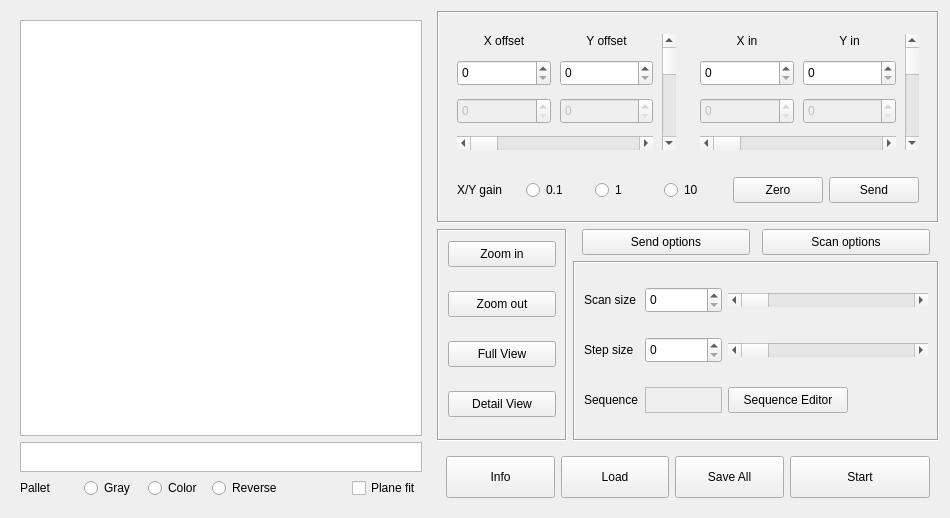
This is pyqt5 STM software/ui/Scan.ui in freestylexyz/STM-pyqt5-software as Qt 5 draws it before an edit. The edited form follows.
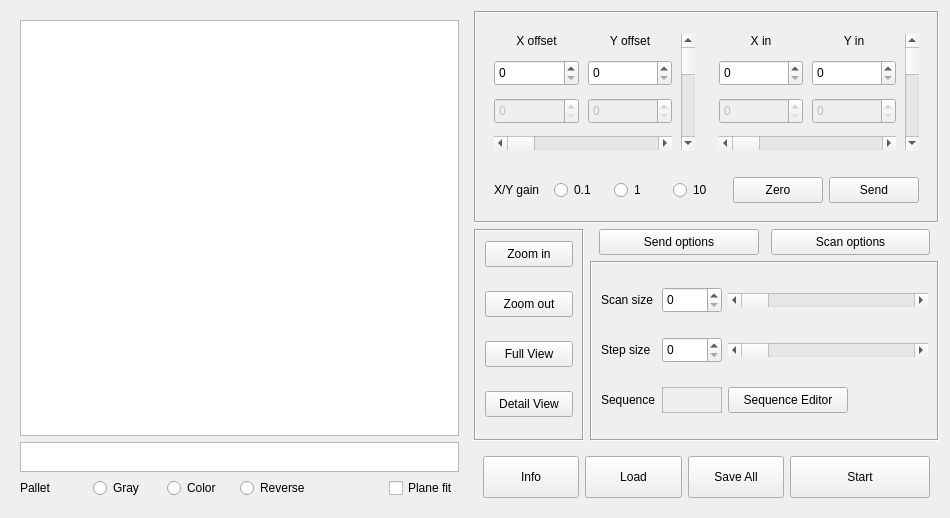
This is the edited form.

```diff
--- a/pyqt5 STM software/ui/Scan.ui
+++ b/pyqt5 STM software/ui/Scan.ui
@@ -479,7 +479,14 @@
      </property>
      <layout class="QGridLayout" name="gridLayout">
       <item row="0" column="0" colspan="6">
-       <widget class="QGraphicsView" name="graphicsView"/>
+       <widget class="QGraphicsView" name="graphicsView">
+        <property name="sizePolicy">
+         <sizepolicy hsizetype="Expanding" vsizetype="Expanding">
+          <horstretch>1</horstretch>
+          <verstretch>1</verstretch>
+         </sizepolicy>
+        </property>
+       </widget>
       </item>
       <item row="1" column="0" colspan="6">
        <widget class="QGraphicsView" name="graphicsView_2">
```
